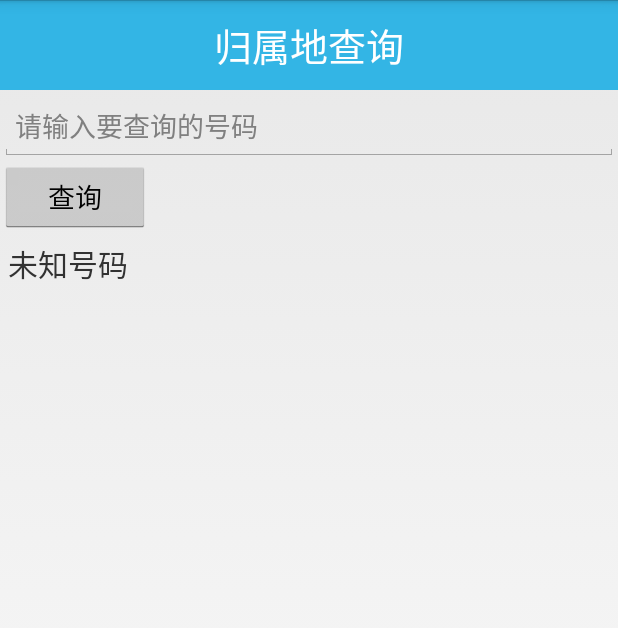
After one commit to Adolphsa/MobileSafe, an Android app: the PhoneQueryTool screen opened directly, with no data from a screen before it, on a phone screen of 412 x 824 dp. The commit adds this screen. Shown: the top 628 px of the screen. Run offline under Robolectric (Android 15) with nearby library versions, the phone set to English and light mode, and no system bars; network calls fail.

Commit message:
2016/05/19 完成电话归属地查询

```diff
--- a/app/src/main/java/com/zividig/mobilesafe/activity/receiver/SmsReceiver.java
+++ b/app/src/main/java/com/zividig/mobilesafe/activity/receiver/SmsReceiver.java
@@ -10,7 +10,7 @@ import android.telephony.SmsMessage;
 import android.widget.Toast;
 
 import com.zividig.mobilesafe.R;
-import com.zividig.mobilesafe.activity.MobileSafe;
+import com.zividig.mobilesafe.activity.view.mobilesafe.MobileSafe;
 import com.zividig.mobilesafe.activity.service.LocationService;
 
 /**
--- a/app/src/main/java/com/zividig/mobilesafe/activity/Setting.java
+++ b/app/src/main/java/com/zividig/mobilesafe/activity/view/Setting.java
@@ -1,4 +1,4 @@
-package com.zividig.mobilesafe.activity;
+package com.zividig.mobilesafe.activity.view;
 
 import android.app.Activity;
 import android.content.SharedPreferences;
--- /dev/null
+++ b/app/src/main/java/com/zividig/mobilesafe/activity/view/atools/PhoneQueryTool.java
@@ -0,0 +1,64 @@
+package com.zividig.mobilesafe.activity.view.atools;
+
+import android.app.Activity;
+import android.os.Bundle;
+import android.text.Editable;
+import android.text.TextUtils;
+import android.text.TextWatcher;
+import android.view.View;
+import android.widget.Button;
+import android.widget.EditText;
+import android.widget.TextView;
+
+import com.zividig.mobilesafe.R;
+
+/**
+ * 电话归属地查询
+ * Created by Administrator on 2016-05-19.
+ */
+public class PhoneQueryTool extends Activity {
+
+    private EditText etPhone;
+    private Button btQuery;
+    private TextView tvDestinationPhone;
+
+    @Override
+    protected void onCreate(Bundle savedInstanceState) {
+        super.onCreate(savedInstanceState);
+        setContentView(R.layout.activity_phone_query_tool);
+
+        etPhone = (EditText) findViewById(R.id.et_phone);
+        btQuery = (Button) findViewById(R.id.bt_query);
+        tvDestinationPhone = (TextView) findViewById(R.id.tv_destination_phone);
+
+        etPhone.addTextChangedListener(new TextWatcher() {
+            @Override
+            public void beforeTextChanged(CharSequence s, int start, int count, int after) {
+
+            }
+
+            @Override
+            public void onTextChanged(CharSequence s, int start, int before, int count) {
+                String address = AddressDao.getAddress(s.toString());
+                tvDestinationPhone.setText(address);
+
+            }
+
+            @Override
+            public void afterTextChanged(Editable s) {
+
+            }
+        });
+
+    }
+
+    public void query(View view){
+        String number = etPhone.getText().toString().trim();
+        if (!TextUtils.isEmpty(number)){
+            String address = AddressDao.getAddress(number);
+            tvDestinationPhone.setText(address);
+
+        }
+
+    }
+}
--- a/app/src/main/java/com/zividig/mobilesafe/activity/BaseActivity.java
+++ b/app/src/main/java/com/zividig/mobilesafe/activity/view/mobilesafe/BaseActivity.java
@@ -1,4 +1,4 @@
-package com.zividig.mobilesafe.activity;
+package com.zividig.mobilesafe.activity.view.mobilesafe;
 
 import android.app.Activity;
 import android.content.SharedPreferences;
--- a/app/src/main/java/com/zividig/mobilesafe/activity/ChoseContact.java
+++ b/app/src/main/java/com/zividig/mobilesafe/activity/view/mobilesafe/ChoseContact.java
@@ -1,4 +1,4 @@
-package com.zividig.mobilesafe.activity;
+package com.zividig.mobilesafe.activity.view.mobilesafe;
 
 import android.app.Activity;
 import android.content.Intent;
--- a/app/src/main/java/com/zividig/mobilesafe/activity/GuideActivity1.java
+++ b/app/src/main/java/com/zividig/mobilesafe/activity/view/mobilesafe/GuideActivity1.java
@@ -1,10 +1,7 @@
-package com.zividig.mobilesafe.activity;
+package com.zividig.mobilesafe.activity.view.mobilesafe;
 
-import android.app.Activity;
 import android.content.Intent;
 import android.os.Bundle;
-import android.view.View;
-import android.widget.Button;
 
 import com.zividig.mobilesafe.R;
 
--- a/app/src/main/java/com/zividig/mobilesafe/activity/GuideActivity2.java
+++ b/app/src/main/java/com/zividig/mobilesafe/activity/view/mobilesafe/GuideActivity2.java
@@ -1,14 +1,10 @@
-package com.zividig.mobilesafe.activity;
+package com.zividig.mobilesafe.activity.view.mobilesafe;
 
-import android.app.Activity;
 import android.content.Intent;
-import android.content.SharedPreferences;
 import android.os.Bundle;
-import android.telecom.TelecomManager;
 import android.telephony.TelephonyManager;
 import android.text.TextUtils;
 import android.view.View;
-import android.widget.Button;
 import android.widget.Toast;
 
 import com.zividig.mobilesafe.R;
--- a/app/src/main/java/com/zividig/mobilesafe/activity/GuideActivity3.java
+++ b/app/src/main/java/com/zividig/mobilesafe/activity/view/mobilesafe/GuideActivity3.java
@@ -1,12 +1,10 @@
-package com.zividig.mobilesafe.activity;
+package com.zividig.mobilesafe.activity.view.mobilesafe;
 
 import android.app.Activity;
 import android.content.Intent;
-import android.net.Uri;
 import android.os.Bundle;
 import android.text.TextUtils;
 import android.view.View;
-import android.widget.Button;
 import android.widget.EditText;
 import android.widget.Toast;
 
--- a/app/src/main/java/com/zividig/mobilesafe/activity/GuideActivity4.java
+++ b/app/src/main/java/com/zividig/mobilesafe/activity/view/mobilesafe/GuideActivity4.java
@@ -1,11 +1,7 @@
-package com.zividig.mobilesafe.activity;
+package com.zividig.mobilesafe.activity.view.mobilesafe;
 
-import android.app.Activity;
 import android.content.Intent;
-import android.content.SharedPreferences;
 import android.os.Bundle;
-import android.view.View;
-import android.widget.Button;
 import android.widget.CheckBox;
 import android.widget.CompoundButton;
 
--- a/app/src/main/java/com/zividig/mobilesafe/activity/MobileSafe.java
+++ b/app/src/main/java/com/zividig/mobilesafe/activity/view/mobilesafe/MobileSafe.java
@@ -1,4 +1,4 @@
-package com.zividig.mobilesafe.activity;
+package com.zividig.mobilesafe.activity.view.mobilesafe;
 
 import android.app.Activity;
 import android.app.admin.DevicePolicyManager;
--- /dev/null
+++ b/app/src/main/res/drawable/item_background.xml
@@ -0,0 +1,5 @@
+<?xml version="1.0" encoding="utf-8"?>
+<selector xmlns:android="http://schemas.android.com/apk/res/android">
+    <item android:drawable="@android:color/white" android:state_pressed="false"/>
+    <item android:drawable="@android:color/darker_gray" android:state_pressed="true"/>
+</selector>
--- a/app/src/main/res/layout/activity_main.xml
+++ b/app/src/main/res/layout/activity_main.xml
@@ -4,7 +4,7 @@
     android:layout_width="match_parent"
     android:layout_height="match_parent"
     android:orientation="vertical"
-    tools:context=".activity.MainActivity">
+    tools:context=".activity.view.MainActivity">
 
     <TextView
         style="@style/GuideTitleStyle"
--- /dev/null
+++ b/app/src/main/res/layout/activity_phone_query_tool.xml
@@ -0,0 +1,36 @@
+<?xml version="1.0" encoding="utf-8"?>
+<LinearLayout xmlns:android="http://schemas.android.com/apk/res/android"
+    android:orientation="vertical"
+    android:layout_width="match_parent"
+    android:layout_height="match_parent">
+
+    <TextView
+        style="@style/GuideTitleStyle"
+        android:text="归属地查询"
+        android:gravity="center"
+        />
+    <EditText
+        android:id="@+id/et_phone"
+        android:layout_width="match_parent"
+        android:layout_height="wrap_content"
+        android:hint="请输入要查询的号码"
+        android:padding="10dp"
+        android:inputType="number"
+        />
+    <Button
+        android:id="@+id/bt_query"
+        android:layout_width="100dp"
+        android:layout_height="wrap_content"
+        android:text="查询"
+        android:padding="10dp"
+        android:onClick="query"
+        />
+    <TextView
+        android:id="@+id/tv_destination_phone"
+        android:layout_width="wrap_content"
+        android:layout_height="wrap_content"
+        android:text="未知号码"
+        android:textSize="20sp"
+        android:padding="5dp"
+        />
+</LinearLayout>
```
Also changed, not shown: app/src/main/AndroidManifest.xml (+11 -9 lines), app/src/main/java/com/zividig/mobilesafe/activity/view/MainActivity.java (renamed from app/src/main/java/com/zividig/mobilesafe/activity/MainActivity.java, +9 -2 lines), app/src/main/java/com/zividig/mobilesafe/activity/view/SplashActivity.java (renamed from app/src/main/java/com/zividig/mobilesafe/activity/SplashActivity.java, +38 -1 lines), app/src/main/java/com/zividig/mobilesafe/activity/view/atools/AToolsMain.java (added, +25 -0 lines), app/src/main/java/com/zividig/mobilesafe/activity/view/atools/AddressDao.java (added, +69 -0 lines), app/src/main/res/layout/activity_atools.xml (added, +24 -0 lines), 1 other file.
